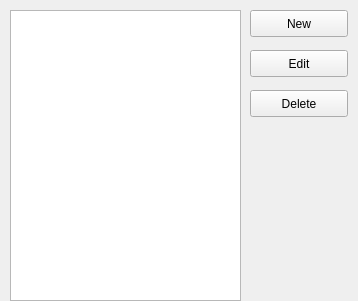
Above: IDE/GUI/dialogs/projectcfg/projectcfg_comppaths.ui from AbyssAbbeba/MDS-picoblaze-AVR-ide before the change. Below: the same form after it.
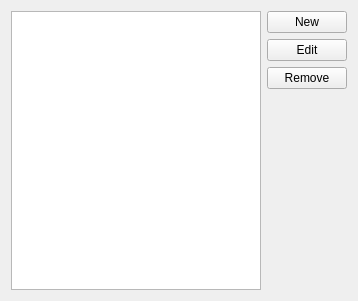
That is the form after the change.

```diff
--- a/IDE/GUI/dialogs/projectcfg/projectcfg_comppaths.ui
+++ b/IDE/GUI/dialogs/projectcfg/projectcfg_comppaths.ui
@@ -13,55 +13,45 @@
   <property name="windowTitle">
    <string>Form</string>
   </property>
-  <widget class="QListWidget" name="lstPaths">
-   <property name="geometry">
-    <rect>
-     <x>10</x>
-     <y>10</y>
-     <width>231</width>
-     <height>291</height>
-    </rect>
-   </property>
-  </widget>
-  <widget class="QPushButton" name="btnNew">
-   <property name="geometry">
-    <rect>
-     <x>250</x>
-     <y>10</y>
-     <width>98</width>
-     <height>27</height>
-    </rect>
-   </property>
+  <layout class="QGridLayout" name="gridLayout">
+   <item row="2" column="1">
+    <widget class="QPushButton" name="btnDelete">
    <property name="text">
-    <string>New</string>
-   </property>
-  </widget>
+      <string>Remove</string>
+     </property>
+    </widget>
+   </item>
+   <item row="1" column="1">
   <widget class="QPushButton" name="btnEdit">
-   <property name="geometry">
-    <rect>
-     <x>250</x>
-     <y>50</y>
-     <width>98</width>
-     <height>27</height>
-    </rect>
-   </property>
    <property name="text">
     <string>Edit</string>
    </property>
   </widget>
-  <widget class="QPushButton" name="btnDelete">
-   <property name="geometry">
-    <rect>
-     <x>250</x>
-     <y>90</y>
-     <width>98</width>
-     <height>27</height>
-    </rect>
-   </property>
+   </item>
+   <item row="0" column="1">
+    <widget class="QPushButton" name="btnNew">
    <property name="text">
-    <string>Delete</string>
-   </property>
-  </widget>
+      <string>New</string>
+     </property>
+    </widget>
+   </item>
+   <item row="3" column="1">
+    <spacer name="verticalSpacer">
+     <property name="orientation">
+      <enum>Qt::Vertical</enum>
+     </property>
+     <property name="sizeHint" stdset="0">
+      <size>
+       <width>20</width>
+       <height>40</height>
+      </size>
+     </property>
+    </spacer>
+   </item>
+   <item row="0" column="0" rowspan="4">
+    <widget class="QListWidget" name="lstPaths"/>
+   </item>
+  </layout>
  </widget>
  <resources/>
  <connections/>
```
Lines whose indentation alone changed are shown as unchanged.
